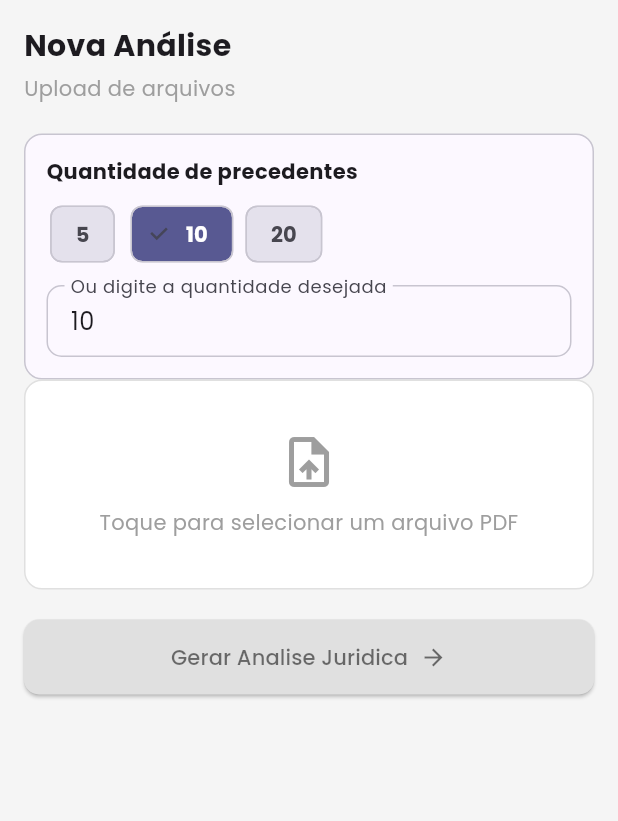
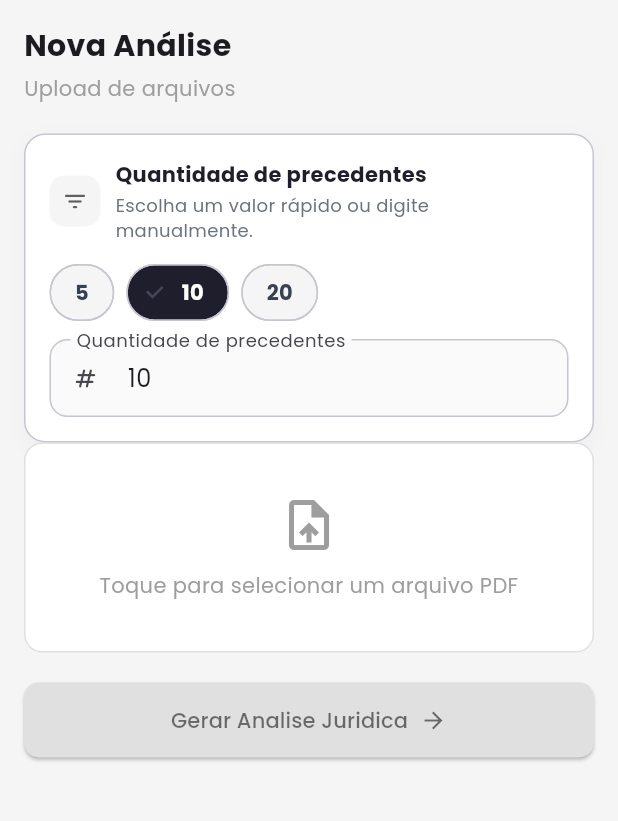
Before and after one commit to Equipe-Skyfall/themis-app, a Flutter app: the UploadScreen screen opened directly with empty values, on a phone screen of 412 x 824 dp, the part 84-905 px from its top. Run offline on Flutter 3.47's test engine with Material 3 defaults, Android fonts, the phone set to English and light mode, and no system bars; our stand-ins replace file_picker, flutter_dotenv, flutter_hooks, flutter_secure_storage, google_fonts; accounts and stored records are empty.

Commit message:
STYLE: Alinhamento de design do filtro ao restante do sistema

```diff
--- a/themis_app/lib/components/pages/upload_pdf_screen.dart
+++ b/themis_app/lib/components/pages/upload_pdf_screen.dart
@@ -122,68 +122,125 @@ class UploadScreen extends HookWidget {
 
             Container(
               width: double.infinity,
-              padding: const EdgeInsets.all(14),
+              padding: const EdgeInsets.all(16),
               decoration: BoxDecoration(
-                color: colorScheme.surface,
-                borderRadius: BorderRadius.circular(12),
+                color: Colors.white,
+                borderRadius: BorderRadius.circular(14),
                 border: Border.all(color: colorScheme.outlineVariant),
+                boxShadow: [
+                  BoxShadow(
+                    color: Colors.black.withOpacity(0.03),
+                    blurRadius: 10,
+                    offset: const Offset(0, 4),
+                  ),
+                ],
               ),
               child: Column(
                 crossAxisAlignment: CrossAxisAlignment.start,
                 children: [
-                  const Text(
-                    'Quantidade de precedentes',
-                    style: TextStyle(fontWeight: FontWeight.w700),
+                  Row(
+                    children: [
+                      Container(
+                        width: 34,
+                        height: 34,
+                        decoration: BoxDecoration(
+                          color: Colors.grey.shade100,
+                          borderRadius: BorderRadius.circular(10),
+                        ),
+                        child: Icon(
+                          Icons.filter_list_rounded,
+                          size: 18,
+                          color: Colors.grey.shade700,
+                        ),
+                      ),
+                      const SizedBox(width: 10),
+                      const Expanded(
+                        child: Column(
+                          crossAxisAlignment: CrossAxisAlignment.start,
+                          children: [
+                            Text(
+                              'Quantidade de precedentes',
+                              style: TextStyle(
+                                fontWeight: FontWeight.w700,
+                                fontSize: 14,
+                                color: Color(0xFF1E1E2C),
+                              ),
+                            ),
+                            SizedBox(height: 2),
+                            Text(
+                              'Escolha um valor rápido ou digite manualmente.',
+                              style: TextStyle(
+                                fontSize: 12,
+                                color: Color(0xFF6B7280),
+                              ),
+                            ),
+                          ],
+                        ),
+                      ),
+                    ],
                   ),
-                  const SizedBox(height: 8),
+                  const SizedBox(height: 14),
                   Wrap(
                     spacing: 8,
                     runSpacing: 8,
                     children: [5, 10, 20].map((option) {
                       final selected = resultsLimit.value == option;
                       return ChoiceChip(
-                        label: Text('$option'),
+                        label: Text(
+                          '$option',
+                          style: TextStyle(
+                            fontWeight: FontWeight.w700,
+                            color: selected
+                                ? Colors.white
+                                : const Color(0xFF374151),
+                          ),
+                        ),
                         selected: selected,
                         onSelected: (_) {
                           resultsLimit.value = option;
                           limitController.text = option.toString();
                           limitError.value = null;
                         },
-                        backgroundColor: colorScheme.surfaceVariant,
-                        selectedColor: colorScheme.primary,
-                        labelStyle: TextStyle(
-                          color: selected
-                              ? colorScheme.onPrimary
-                              : colorScheme.onSurfaceVariant,
-                          fontWeight: FontWeight.w700,
+                        backgroundColor: Colors.grey.shade100,
+                        selectedColor: const Color(0xFF1E1E2C),
+                        materialTapTargetSize: MaterialTapTargetSize.shrinkWrap,
+                        side: BorderSide(color: colorScheme.outlineVariant),
+                        shape: RoundedRectangleBorder(
+                          borderRadius: BorderRadius.circular(999),
                         ),
-                        side: BorderSide(color: colorScheme.outlineVariant),
                       );
                     }).toList(),
                   ),
-                  const SizedBox(height: 10),
+                  const SizedBox(height: 12),
                   TextField(
                     controller: limitController,
                     keyboardType: TextInputType.number,
                     decoration: InputDecoration(
-                      labelText: 'Ou digite a quantidade desejada',
+                      labelText: 'Quantidade de precedentes',
                       hintText: 'Ex.: 15',
+                      prefixIcon: const Icon(Icons.numbers_rounded),
+                      filled: true,
+                      fillColor: Colors.grey.shade50,
                       isDense: true,
+                      contentPadding: const EdgeInsets.symmetric(
+                        horizontal: 14,
+                        vertical: 14,
+                      ),
                       border: OutlineInputBorder(
-                        borderRadius: BorderRadius.circular(10),
+                        borderRadius: BorderRadius.circular(12),
                         borderSide: BorderSide(
                           color: colorScheme.outlineVariant,
                         ),
                       ),
                       enabledBorder: OutlineInputBorder(
-                        borderRadius: BorderRadius.circular(10),
+                        borderRadius: BorderRadius.circular(12),
                         borderSide: BorderSide(
                           color: colorScheme.outlineVariant,
                         ),
                       ),
                       focusedBorder: OutlineInputBorder(
-                        borderRadius: BorderRadius.circular(10),
-                        borderSide: BorderSide(color: colorScheme.primary),
+                        borderRadius: BorderRadius.circular(12),
+                        borderSide: const BorderSide(color: Color(0xFF1E1E2C)),
                       ),
                       errorText: limitError.value,
                     ),
```
